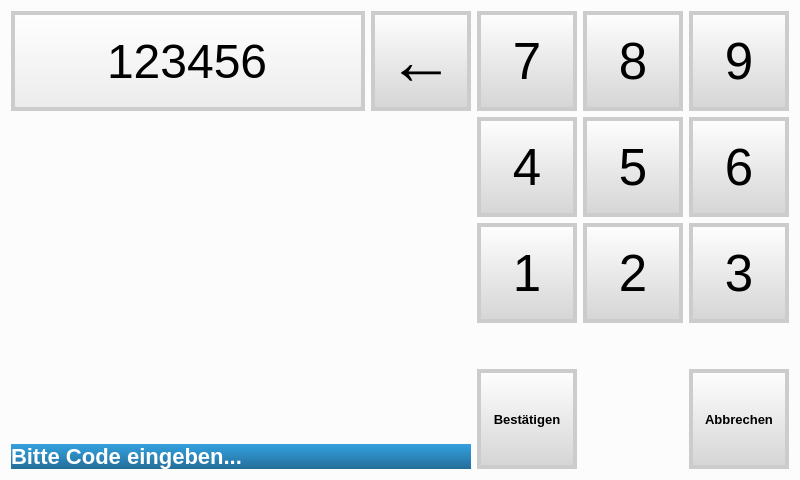
fsiwi-hka/coffeesale, file code.ui: the form before one commit.
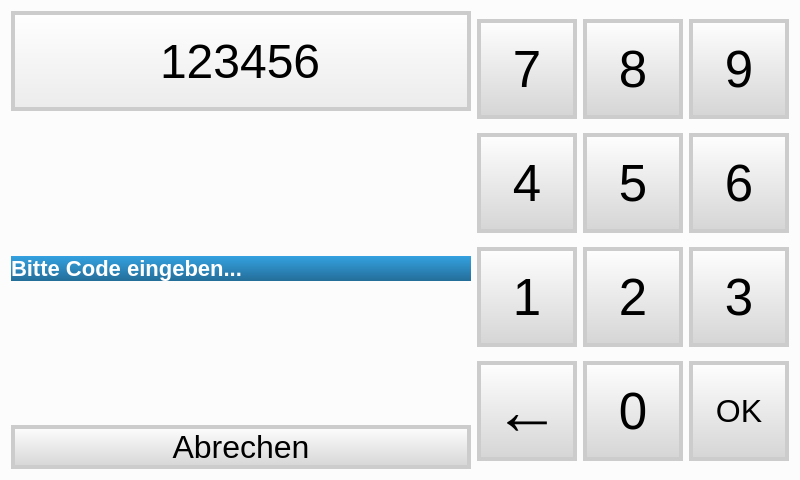
The form after the commit. Icons and pictures are not drawn.

Commit message: Verbesserungsvorschlag für Codepanel

```diff
--- a/code.ui
+++ b/code.ui
@@ -105,28 +105,6 @@
            </property>
           </widget>
          </item>
-         <item>
-          <widget class="QPushButton" name="pushErase">
-           <property name="minimumSize">
-            <size>
-             <width>100</width>
-             <height>100</height>
-            </size>
-           </property>
-           <property name="font">
-            <font>
-             <pointsize>50</pointsize>
-             <weight>50</weight>
-             <italic>false</italic>
-             <bold>false</bold>
-             <underline>false</underline>
-            </font>
-           </property>
-           <property name="text">
-            <string>←</string>
-           </property>
-          </widget>
-         </item>
         </layout>
        </item>
        <item>
@@ -181,6 +159,31 @@
          </property>
         </widget>
        </item>
+       <item>
+        <spacer name="verticalSpacer_3">
+         <property name="orientation">
+          <enum>Qt::Vertical</enum>
+         </property>
+         <property name="sizeHint" stdset="0">
+          <size>
+           <width>20</width>
+           <height>40</height>
+          </size>
+         </property>
+        </spacer>
+       </item>
+       <item>
+        <widget class="QPushButton" name="pushButton">
+         <property name="font">
+          <font>
+           <pointsize>24</pointsize>
+          </font>
+         </property>
+         <property name="text">
+          <string>Abrechen</string>
+         </property>
+        </widget>
+       </item>
       </layout>
      </item>
      <item>
@@ -347,61 +350,63 @@
          </property>
         </widget>
        </item>
-       <item row="4" column="0">
-        <widget class="QPushButton" name="pushConfirm">
-         <property name="minimumSize">
-          <size>
-           <width>70</width>
-           <height>100</height>
-          </size>
-         </property>
-         <property name="font">
-          <font>
-           <pointsize>10</pointsize>
-           <weight>75</weight>
-           <bold>true</bold>
-          </font>
-         </property>
-         <property name="text">
-          <string>Bestätigen</string>
-         </property>
-        </widget>
-       </item>
-       <item row="4" column="2">
-        <widget class="QPushButton" name="pushCancel">
-         <property name="minimumSize">
-          <size>
-           <width>70</width>
-           <height>100</height>
-          </size>
-         </property>
-         <property name="font">
-          <font>
-           <pointsize>10</pointsize>
-           <weight>75</weight>
-           <bold>true</bold>
-          </font>
-         </property>
-         <property name="text">
-          <string>Abbrechen</string>
-         </property>
-        </widget>
-       </item>
        <item row="3" column="1">
-        <spacer name="verticalSpacer">
-         <property name="orientation">
-          <enum>Qt::Vertical</enum>
+        <widget class="QPushButton" name="pushNo0">
+         <property name="minimumSize">
+          <size>
+           <width>100</width>
+           <height>100</height>
+          </size>
          </property>
-         <property name="sizeType">
-          <enum>QSizePolicy::MinimumExpanding</enum>
+         <property name="font">
+          <font>
+           <pointsize>38</pointsize>
+          </font>
          </property>
-         <property name="sizeHint" stdset="0">
+         <property name="text">
+          <string>0</string>
+         </property>
+        </widget>
+       </item>
+       <item row="3" column="2">
+        <widget class="QPushButton" name="pushConfirm">
+         <property name="minimumSize">
           <size>
-           <width>20</width>
-           <height>40</height>
+           <width>70</width>
+           <height>100</height>
           </size>
          </property>
-        </spacer>
+         <property name="font">
+          <font>
+           <pointsize>24</pointsize>
+          </font>
+         </property>
+         <property name="text">
+          <string>OK</string>
+         </property>
+        </widget>
+       </item>
+       <item row="3" column="0">
+        <widget class="QPushButton" name="pushErase">
+         <property name="minimumSize">
+          <size>
+           <width>100</width>
+           <height>100</height>
+          </size>
+         </property>
+         <property name="font">
+          <font>
+           <pointsize>50</pointsize>
+           <weight>50</weight>
+           <italic>false</italic>
+           <bold>false</bold>
+           <underline>false</underline>
+          </font>
+         </property>
+         <property name="text">
+          <string>←</string>
+         </property>
+        </widget>
        </item>
       </layout>
      </item>
```
